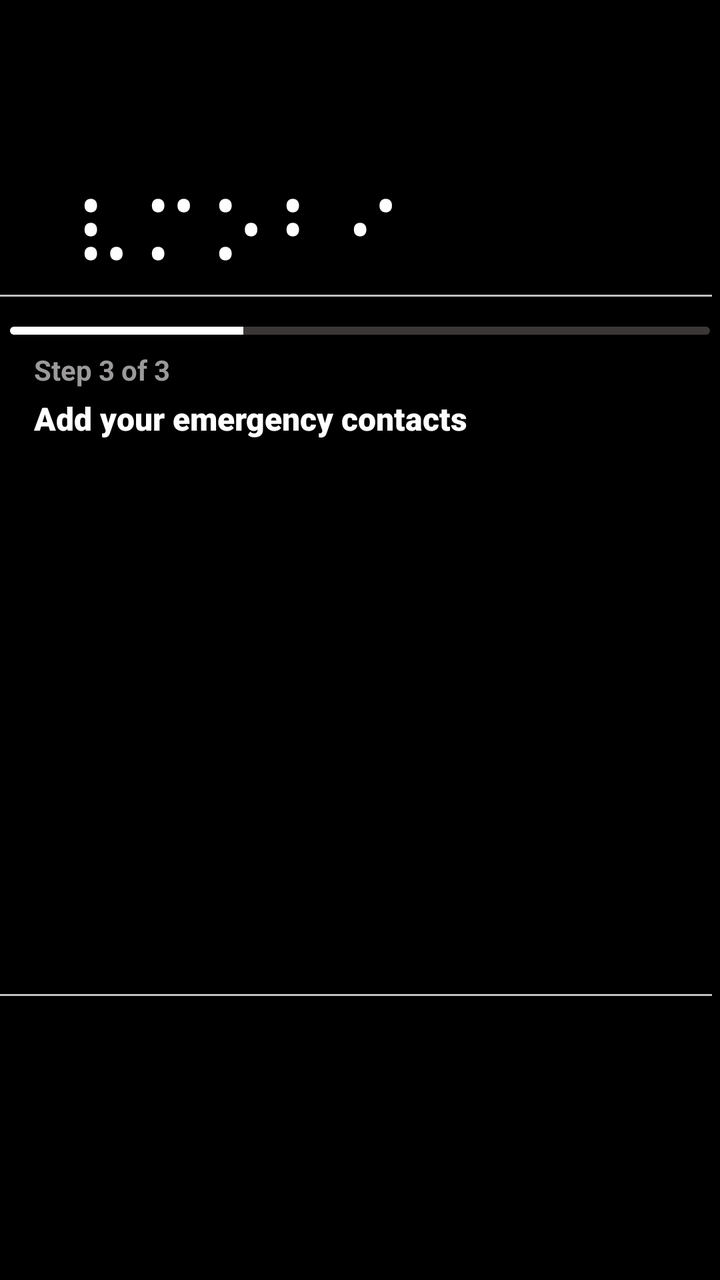
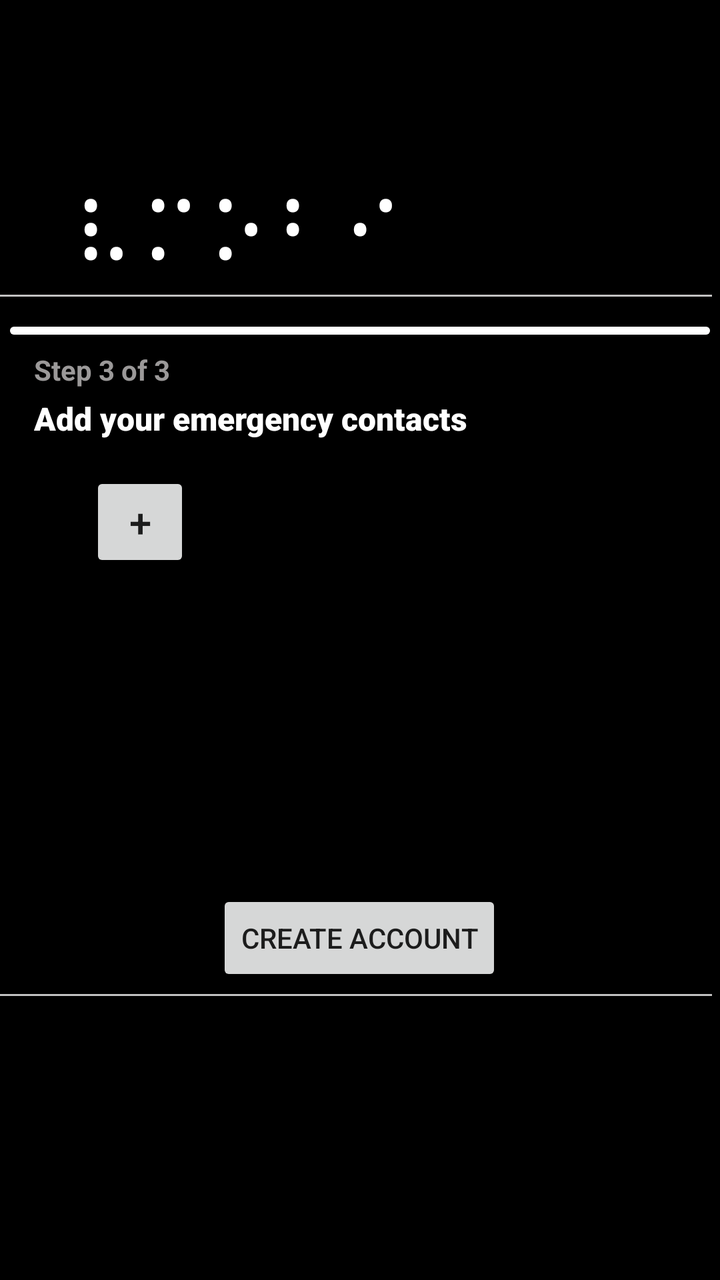

Screens rendered from an Android XML layout before and after an edit, with the pre-edit source and the edit as a unified diff.
<!-- AndroidManifest.xml: application theme Theme.VMobi -->
<!-- res/layout/emergency_contact.xml -->
<?xml version="1.0" encoding="utf-8"?>
<androidx.constraintlayout.widget.ConstraintLayout xmlns:android="http://schemas.android.com/apk/res/android"
    xmlns:app="http://schemas.android.com/apk/res-auto"
    xmlns:tools="http://schemas.android.com/tools"
    android:layout_width="match_parent"
    android:layout_height="match_parent"
    android:background="@color/black"
    tools:context=".MainActivity">

    <androidx.constraintlayout.widget.Guideline
        android:id="@+id/top"
        android:layout_width="wrap_content"
        android:layout_height="wrap_content"
        android:orientation="horizontal"
        app:layout_constraintGuide_percent="0.23" />

    <androidx.constraintlayout.widget.Guideline
        android:id="@+id/bottom"
        android:layout_width="wrap_content"
        android:layout_height="wrap_content"
        android:orientation="horizontal"
        app:layout_constraintGuide_end="143dp" />

    <TextView
        android:layout_width="wrap_content"
        android:layout_height="wrap_content"
        android:layout_marginStart="35dp"
        android:fontFamily="@font/archivo_black"
        android:text="@string/Vmobi_logo"
        android:textColor="@color/white"
        android:textSize="48sp"
        app:layout_constraintBottom_toBottomOf="@id/top"
        app:layout_constraintStart_toStartOf="parent" />

    <View
        android:id="@+id/grey_line_top"
        android:layout_width="match_parent"
        android:layout_height="1dp"
        android:layout_marginEnd="4dp"
        android:background="#c2c1c1"
        app:layout_constraintBottom_toBottomOf="parent"
        app:layout_constraintEnd_toEndOf="@id/top"
        app:layout_constraintTop_toTopOf="@id/top"
        app:layout_constraintVertical_bias="0" />
    <View
        android:id="@+id/grey_line_bottom"
        android:layout_width="match_parent"
        android:layout_height="1dp"
        android:layout_marginEnd="4dp"
        android:background="#c2c1c1"
        app:layout_constraintBottom_toBottomOf="parent"
        app:layout_constraintEnd_toEndOf="@id/bottom"
        app:layout_constraintTop_toTopOf="@id/bottom"
        app:layout_constraintVertical_bias="0" />

    <ProgressBar
        android:id="@+id/progressBar"
        style="?android:attr/progressBarStyleHorizontal"
        android:layout_width="350dp"
        android:layout_height="4dp"
        android:layout_marginTop="16dp"
        android:max="3000"
        android:progress="1000"
        android:progressDrawable="@drawable/progress_bar"
        app:layout_constraintEnd_toEndOf="parent"
        app:layout_constraintHorizontal_bias="0.494"
        app:layout_constraintStart_toStartOf="parent"
        app:layout_constraintTop_toTopOf="@+id/top" />
    <TextView
        android:id="@+id/textView6"
        android:layout_width="wrap_content"
        android:layout_height="wrap_content"
        android:layout_marginStart="12dp"
        android:layout_marginTop="8dp"
        android:text="Step 3 of 3"
        android:textColor="#9B9999"
        android:textSize="14dp"
        android:textStyle="bold"
        app:layout_constraintStart_toStartOf="@+id/progressBar"
        app:layout_constraintTop_toBottomOf="@+id/progressBar" />
    <TextView
        android:id="@+id/textView7"
        style="bold"
        android:layout_width="wrap_content"
        android:layout_height="wrap_content"
        android:layout_marginTop="4dp"
        android:fontFamily="sans-serif-black"
        android:text="Add your emergency contacts"
        android:textColor="@color/white"
        android:textSize="16sp"
        app:layout_constraintStart_toStartOf="@+id/textView6"
        app:layout_constraintTop_toBottomOf="@+id/textView6" />

</androidx.constraintlayout.widget.ConstraintLayout>
<!-- resources referenced by this layout -->
<resources>
  <color name="black">#FF000000</color>
  <color name="white">#FFFFFFFF</color>
  <!-- drawable progress_bar (drawable) -->
  <?xml version="1.0" encoding="utf-8"?>
  <layer-list xmlns:android="http://schemas.android.com/apk/res/android">
      <item android:id="@android:id/background">
          <shape android:shape="rectangle">
              <solid android:color="#3C3737"/>
              <corners android:radius="20dp"/>
          </shape>
      </item>
      <item android:id="@android:id/progress">
          <clip>
          <shape android:shape="rectangle">
              <solid android:color="@color/white"/>
              <corners android:radius="20dp"/>
          </shape>
          </clip>
      </item>
  </layer-list>
  <string name="Vmobi_logo">⠧⠍⠕⠃⠊</string>
  <style name="Theme.VMobi" parent="Base.Theme.VMobi" />
  <style name="Base.Theme.VMobi" parent="Theme.AppCompat.Light.NoActionBar">
          
          
      </style>
</resources>

<!-- the commit's change to res/layout/emergency_contact.xml (unified diff, before → after) -->
@@ -42,6 +42,7 @@
         app:layout_constraintEnd_toEndOf="@id/top"
         app:layout_constraintTop_toTopOf="@id/top"
         app:layout_constraintVertical_bias="0" />
+
     <View
         android:id="@+id/grey_line_bottom"
         android:layout_width="match_parent"
@@ -60,12 +61,13 @@
         android:layout_height="4dp"
         android:layout_marginTop="16dp"
         android:max="3000"
-        android:progress="1000"
+        android:progress="3000"
         android:progressDrawable="@drawable/progress_bar"
         app:layout_constraintEnd_toEndOf="parent"
         app:layout_constraintHorizontal_bias="0.494"
         app:layout_constraintStart_toStartOf="parent"
         app:layout_constraintTop_toTopOf="@+id/top" />
+
     <TextView
         android:id="@+id/textView6"
         android:layout_width="wrap_content"
@@ -78,6 +80,7 @@
         android:textStyle="bold"
         app:layout_constraintStart_toStartOf="@+id/progressBar"
         app:layout_constraintTop_toBottomOf="@+id/progressBar" />
+
     <TextView
         android:id="@+id/textView7"
         style="bold"
@@ -91,4 +94,37 @@
         app:layout_constraintStart_toStartOf="@+id/textView6"
         app:layout_constraintTop_toBottomOf="@+id/textView6" />
 
+    <Button
+        android:id="@+id/addContact"
+        android:layout_width="50dp"
+        android:layout_height="50dp"
+        android:text="+"
+        android:textSize="20dp"
+        app:layout_constraintEnd_toEndOf="parent"
+        app:layout_constraintHorizontal_bias="0.145"
+        app:layout_constraintStart_toStartOf="parent"
+        app:layout_constraintTop_toBottomOf="@+id/container" />
+
+    <LinearLayout
+        android:id="@+id/container"
+        android:layout_width="300dp"
+        android:layout_height="wrap_content"
+        android:orientation="vertical"
+        app:layout_constraintEnd_toEndOf="parent"
+        app:layout_constraintStart_toStartOf="parent"
+        app:layout_constraintTop_toBottomOf="@+id/textView7"
+        android:layout_marginTop="16dp"></LinearLayout>
+
+    <Button
+        android:id="@+id/create_account"
+        android:layout_width="wrap_content"
+        android:layout_height="wrap_content"
+        android:layout_marginBottom="4dp"
+        android:text="Create Account"
+        app:layout_constraintBottom_toTopOf="@+id/bottom"
+        app:layout_constraintEnd_toEndOf="parent"
+        app:layout_constraintHorizontal_bias="0.498"
+        app:layout_constraintStart_toStartOf="parent" />
+
+
 </androidx.constraintlayout.widget.ConstraintLayout>
